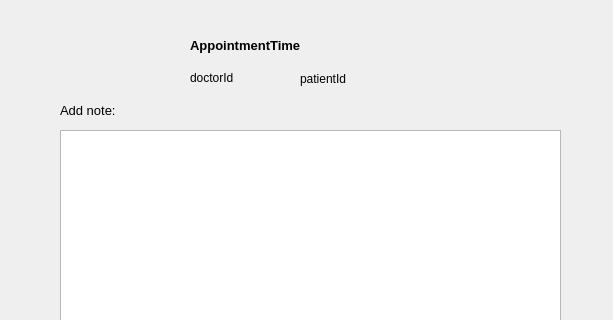
Qt form GroupFour_DoctorsOffice/addappointmentnotedialog.ui (KittimasakBunrat/GroupFour_DoctorsOffice) before a commit; both pictures show x 0 to 613 and y 0 to 320 of the 613 by 465 pixel window.
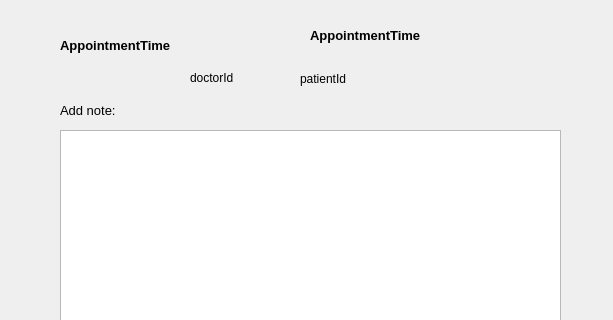
The same form after that commit.

```diff
--- a/GroupFour_DoctorsOffice/addappointmentnotedialog.ui
+++ b/GroupFour_DoctorsOffice/addappointmentnotedialog.ui
@@ -60,7 +60,7 @@
   <widget class="QLabel" name="appointment_label">
    <property name="geometry">
     <rect>
-     <x>190</x>
+     <x>60</x>
      <y>30</y>
      <width>201</width>
      <height>31</height>
@@ -103,6 +103,26 @@
     <string>patientId</string>
    </property>
   </widget>
+  <widget class="QLabel" name="appointment_label_2">
+   <property name="geometry">
+    <rect>
+     <x>310</x>
+     <y>20</y>
+     <width>201</width>
+     <height>31</height>
+    </rect>
+   </property>
+   <property name="font">
+    <font>
+     <pointsize>10</pointsize>
+     <weight>75</weight>
+     <bold>true</bold>
+    </font>
+   </property>
+   <property name="text">
+    <string>AppointmentTime</string>
+   </property>
+  </widget>
  </widget>
  <resources/>
  <connections>
```
